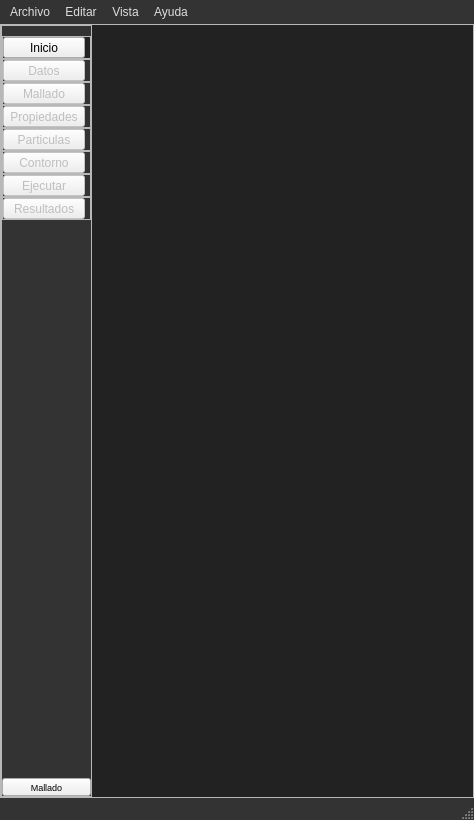
edwinar13/MPM-UN, file UI/main_window.ui: the form before one commit.
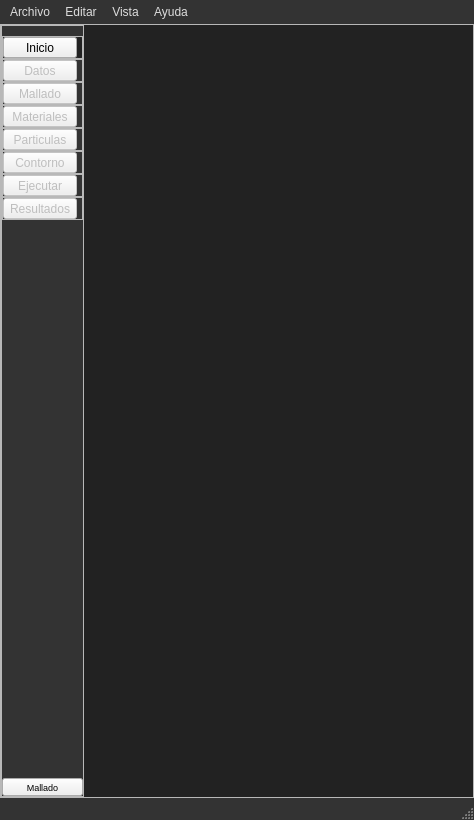
The form after the commit. Icons and pictures are not drawn.

Patch:
```diff
--- a/UI/main_window.ui
+++ b/UI/main_window.ui
@@ -795,7 +795,7 @@
                 </sizepolicy>
                </property>
                <property name="text">
-                <string>Propiedades</string>
+                <string>Materiales</string>
                </property>
                <property name="icon">
                 <iconset>
```
